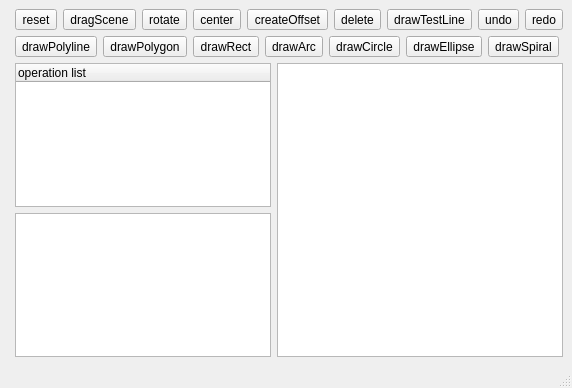
Before: the Qt Designer form src/mainwindow.ui in joey674/LaserCAD_QT, drawn with Qt 5.
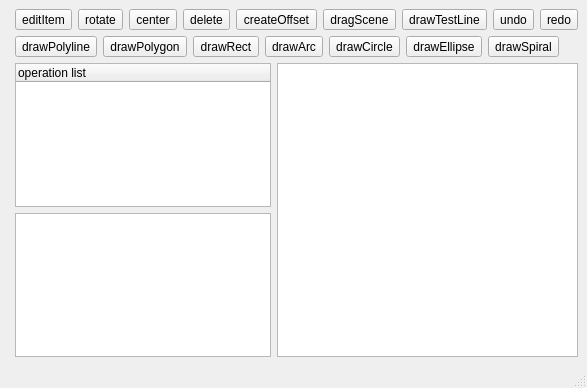
After: the same form once the commit is applied. Custom widgets are drawn as their Qt base class.

Commit message: feat: edit arc

Diff of the .ui file:
```diff
--- a/src/mainwindow.ui
+++ b/src/mainwindow.ui
@@ -32,7 +32,7 @@
          <number>0</number>
         </property>
         <property name="text">
-         <string>reset</string>
+         <string>editItem</string>
         </property>
         <property name="checkable">
          <bool>true</bool>
@@ -42,6 +42,52 @@
         </property>
        </widget>
       </item>
+      <item>
+       <widget class="QToolButton" name="rotateButton">
+        <property name="sizePolicy">
+         <sizepolicy hsizetype="Preferred" vsizetype="Fixed">
+          <horstretch>0</horstretch>
+          <verstretch>0</verstretch>
+         </sizepolicy>
+        </property>
+        <property name="text">
+         <string>rotate</string>
+        </property>
+        <property name="checkable">
+         <bool>false</bool>
+        </property>
+       </widget>
+      </item>
+      <item>
+       <widget class="QToolButton" name="centerButton">
+        <property name="sizePolicy">
+         <sizepolicy hsizetype="Preferred" vsizetype="Fixed">
+          <horstretch>0</horstretch>
+          <verstretch>0</verstretch>
+         </sizepolicy>
+        </property>
+        <property name="text">
+         <string>center</string>
+        </property>
+        <property name="checkable">
+         <bool>false</bool>
+        </property>
+       </widget>
+      </item>
+      <item>
+       <widget class="QToolButton" name="deleteButton">
+        <property name="text">
+         <string>delete</string>
+        </property>
+       </widget>
+      </item>
+      <item>
+       <widget class="QToolButton" name="createOffsetButton">
+        <property name="text">
+         <string>createOffset</string>
+        </property>
+       </widget>
+      </item>
       <item>
        <widget class="QToolButton" name="dragSceneButton">
         <property name="text">
@@ -58,52 +104,6 @@
         </property>
        </widget>
       </item>
-      <item>
-       <widget class="QToolButton" name="rotateButton">
-        <property name="sizePolicy">
-         <sizepolicy hsizetype="Preferred" vsizetype="Fixed">
-          <horstretch>0</horstretch>
-          <verstretch>0</verstretch>
-         </sizepolicy>
-        </property>
-        <property name="text">
-         <string>rotate</string>
-        </property>
-        <property name="checkable">
-         <bool>false</bool>
-        </property>
-       </widget>
-      </item>
-      <item>
-       <widget class="QToolButton" name="centerButton">
-        <property name="sizePolicy">
-         <sizepolicy hsizetype="Preferred" vsizetype="Fixed">
-          <horstretch>0</horstretch>
-          <verstretch>0</verstretch>
-         </sizepolicy>
-        </property>
-        <property name="text">
-         <string>center</string>
-        </property>
-        <property name="checkable">
-         <bool>false</bool>
-        </property>
-       </widget>
-      </item>
-      <item>
-       <widget class="QToolButton" name="createOffsetButton">
-        <property name="text">
-         <string>createOffset</string>
-        </property>
-       </widget>
-      </item>
-      <item>
-       <widget class="QToolButton" name="deleteButton">
-        <property name="text">
-         <string>delete</string>
-        </property>
-       </widget>
-      </item>
       <item>
        <widget class="QToolButton" name="drawTestLineButton">
         <property name="text">
```
Left out of the diff: 2 changed lines with no effect on the pictures. The commit also changes 11 other files.
